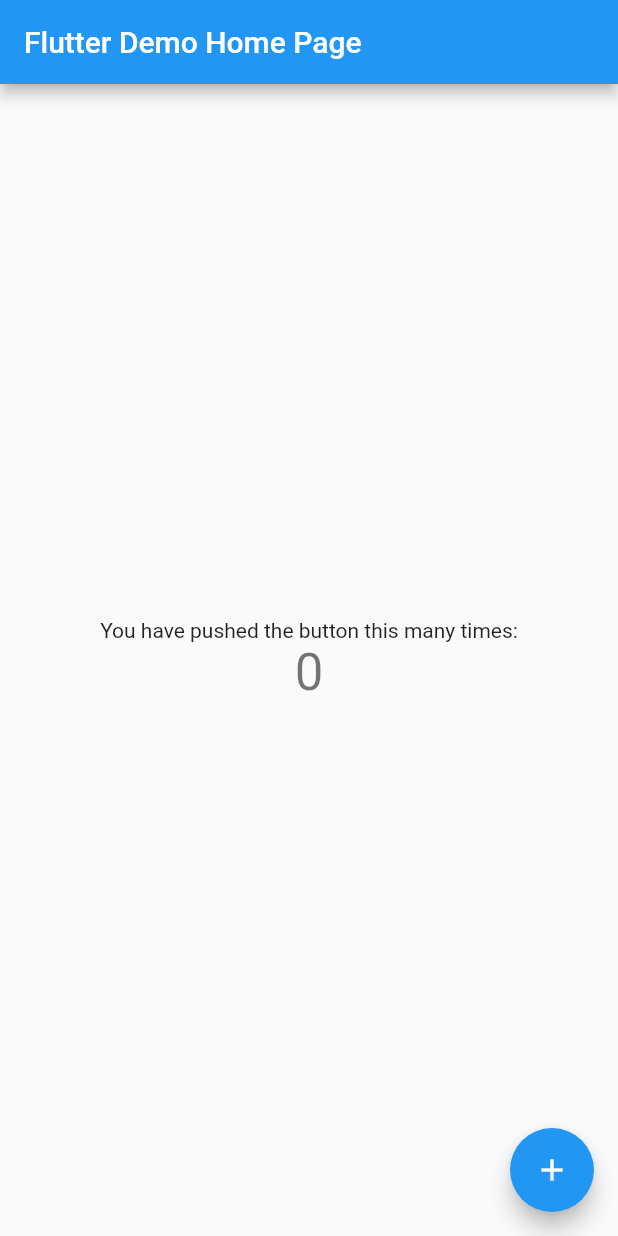
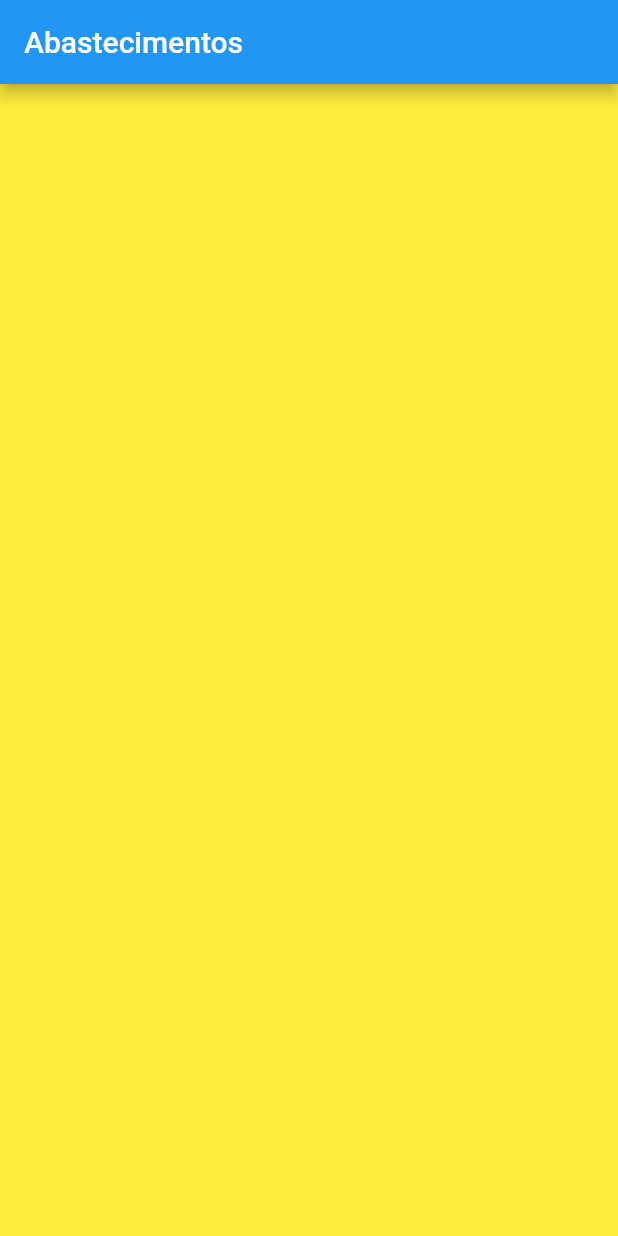
Before and after one commit to juliansantosinfo/flutter, a Flutter app: the screen it shows after launch, on a phone screen of 412 x 824 dp. Run offline on Flutter 3.47's test engine with Material 2 defaults, Android fonts, the light colour scheme and no system bars; our stand-ins replace shared_preferences.

Commit message:
Reiniciado projeto.

```diff
--- /dev/null
+++ b/meus_controles/lib/app.dart
@@ -0,0 +1,14 @@
+import 'package:flutter/material.dart';
+import 'package:meus_controles/src/view/main_page.dart';
+
+class App extends StatelessWidget {
+  const App({Key? key}) : super(key: key);
+
+  @override
+  Widget build(BuildContext context) {
+    return MaterialApp(
+      title: 'abastecimentos',
+      home: MainPage(),
+    );
+  }
+}
--- a/meus_controles/lib/main.dart
+++ b/meus_controles/lib/main.dart
@@ -1,115 +1,6 @@
 import 'package:flutter/material.dart';
+import 'package:meus_controles/app.dart';
 
 void main() {
-  runApp(const MyApp());
+  runApp(const App());
 }
-
-class MyApp extends StatelessWidget {
-  const MyApp({Key? key}) : super(key: key);
-
-  // This widget is the root of your application.
-  @override
-  Widget build(BuildContext context) {
-    return MaterialApp(
-      title: 'Flutter Demo',
-      theme: ThemeData(
-        // This is the theme of your application.
-        //
-        // Try running your application with "flutter run". You'll see the
-        // application has a blue toolbar. Then, without quitting the app, try
-        // changing the primarySwatch below to Colors.green and then invoke
-        // "hot reload" (press "r" in the console where you ran "flutter run",
-        // or simply save your changes to "hot reload" in a Flutter IDE).
-        // Notice that the counter didn't reset back to zero; the application
-        // is not restarted.
-        primarySwatch: Colors.blue,
-      ),
-      home: const MyHomePage(title: 'Flutter Demo Home Page'),
-    );
-  }
-}
-
-class MyHomePage extends StatefulWidget {
-  const MyHomePage({Key? key, required this.title}) : super(key: key);
-
-  // This widget is the home page of your application. It is stateful, meaning
-  // that it has a State object (defined below) that contains fields that affect
-  // how it looks.
-
-  // This class is the configuration for the state. It holds the values (in this
-  // case the title) provided by the parent (in this case the App widget) and
-  // used by the build method of the State. Fields in a Widget subclass are
-  // always marked "final".
-
-  final String title;
-
-  @override
-  State<MyHomePage> createState() => _MyHomePageState();
-}
-
-class _MyHomePageState extends State<MyHomePage> {
-  int _counter = 0;
-
-  void _incrementCounter() {
-    setState(() {
-      // This call to setState tells the Flutter framework that something has
-      // changed in this State, which causes it to rerun the build method below
-      // so that the display can reflect the updated values. If we changed
-      // _counter without calling setState(), then the build method would not be
-      // called again, and so nothing would appear to happen.
-      _counter++;
-    });
-  }
-
-  @override
-  Widget build(BuildContext context) {
-    // This method is rerun every time setState is called, for instance as done
-    // by the _incrementCounter method above.
-    //
-    // The Flutter framework has been optimized to make rerunning build methods
-    // fast, so that you can just rebuild anything that needs updating rather
-    // than having to individually change instances of widgets.
-    return Scaffold(
-      appBar: AppBar(
-        // Here we take the value from the MyHomePage object that was created by
-        // the App.build method, and use it to set our appbar title.
-        title: Text(widget.title),
-      ),
-      body: Center(
-        // Center is a layout widget. It takes a single child and positions it
-        // in the middle of the parent.
-        child: Column(
-          // Column is also a layout widget. It takes a list of children and
-          // arranges them vertically. By default, it sizes itself to fit its
-          // children horizontally, and tries to be as tall as its parent.
-          //
-          // Invoke "debug painting" (press "p" in the console, choose the
-          // "Toggle Debug Paint" action from the Flutter Inspector in Android
-          // Studio, or the "Toggle Debug Paint" command in Visual Studio Code)
-          // to see the wireframe for each widget.
-          //
-          // Column has various properties to control how it sizes itself and
-          // how it positions its children. Here we use mainAxisAlignment to
-          // center the children vertically; the main axis here is the vertical
-          // axis because Columns are vertical (the cross axis would be
-          // horizontal).
-          mainAxisAlignment: MainAxisAlignment.center,
-          children: <Widget>[
-            const Text(
-              'You have pushed the button this many times:',
-            ),
-            Text(
-              '$_counter',
-              style: Theme.of(context).textTheme.headline4,
-            ),
-          ],
-        ),
-      ),
-      floatingActionButton: FloatingActionButton(
-        onPressed: _incrementCounter,
-        tooltip: 'Increment',
-        child: const Icon(Icons.add),
-      ), // This trailing comma makes auto-formatting nicer for build methods.
-    );
-  }
-}
--- /dev/null
+++ b/meus_controles/lib/src/controller/user_controller.dart
@@ -0,0 +1 @@
+class UserController {}
--- /dev/null
+++ b/meus_controles/lib/src/model/base.dart
@@ -0,0 +1 @@
+class ModelBase {}
--- /dev/null
+++ b/meus_controles/lib/src/model/user_model.dart
@@ -0,0 +1,5 @@
+class User {
+  String nome = "";
+  String email = "";
+  String hash = "";
+}
--- /dev/null
+++ b/meus_controles/lib/src/services/base.dart
@@ -0,0 +1 @@
+const baseUrl = "";
--- /dev/null
+++ b/meus_controles/lib/src/services/preferences.dart
@@ -0,0 +1,5 @@
+import 'package:shared_preferences/shared_preferences.dart';
+
+bool isAuthenticated() {
+  return false;
+}
--- /dev/null
+++ b/meus_controles/lib/src/services/user_services.dart
@@ -0,0 +1 @@
+class UserServices {}
--- /dev/null
+++ b/meus_controles/lib/src/view/main_page.dart
@@ -0,0 +1,26 @@
+import 'package:flutter/material.dart';
+
+class MainPage extends StatelessWidget {
+  const MainPage({Key? key}) : super(key: key);
+
+  @override
+  Widget build(BuildContext context) {
+    return Scaffold(
+      appBar: AppBar(
+        title: Text('Abastecimentos'),
+      ),
+      body: MainPageBody(),
+    );
+  }
+}
+
+class MainPageBody extends StatelessWidget {
+  const MainPageBody({Key? key}) : super(key: key);
+
+  @override
+  Widget build(BuildContext context) {
+    return Container(
+      color: Colors.yellow,
+    );
+  }
+}
--- a/meus_controles/pubspec.yaml
+++ b/meus_controles/pubspec.yaml
@@ -34,6 +34,8 @@
   # The following adds the Cupertino Icons font to your application.
   # Use with the CupertinoIcons class for iOS style icons.
   cupertino_icons: ^1.0.2
+  shared_preferences: ^2.0.15
+  http: ^0.13.5
 
 dev_dependencies:
   flutter_test:
```
Also changed, not shown: meus_controles/lib/src/view/login_page.dart (added, +26 -0 lines), meus_controles/lib/src/controller/base.dart (added), meus_controles/pubspec.lock, 2 other files.
